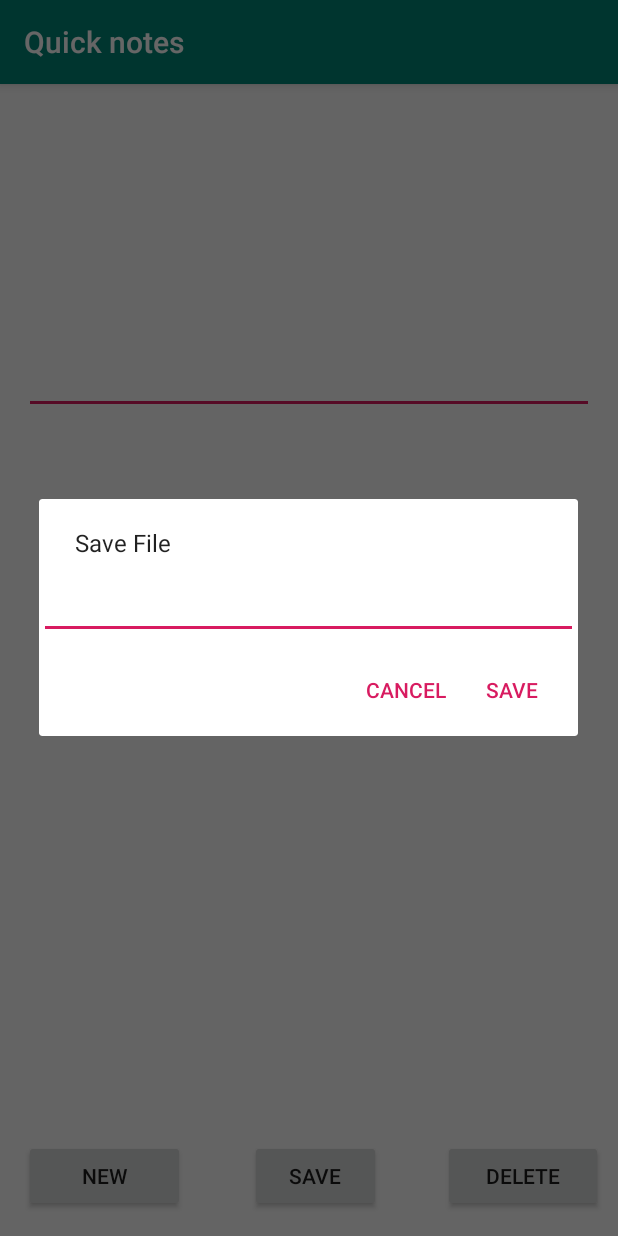
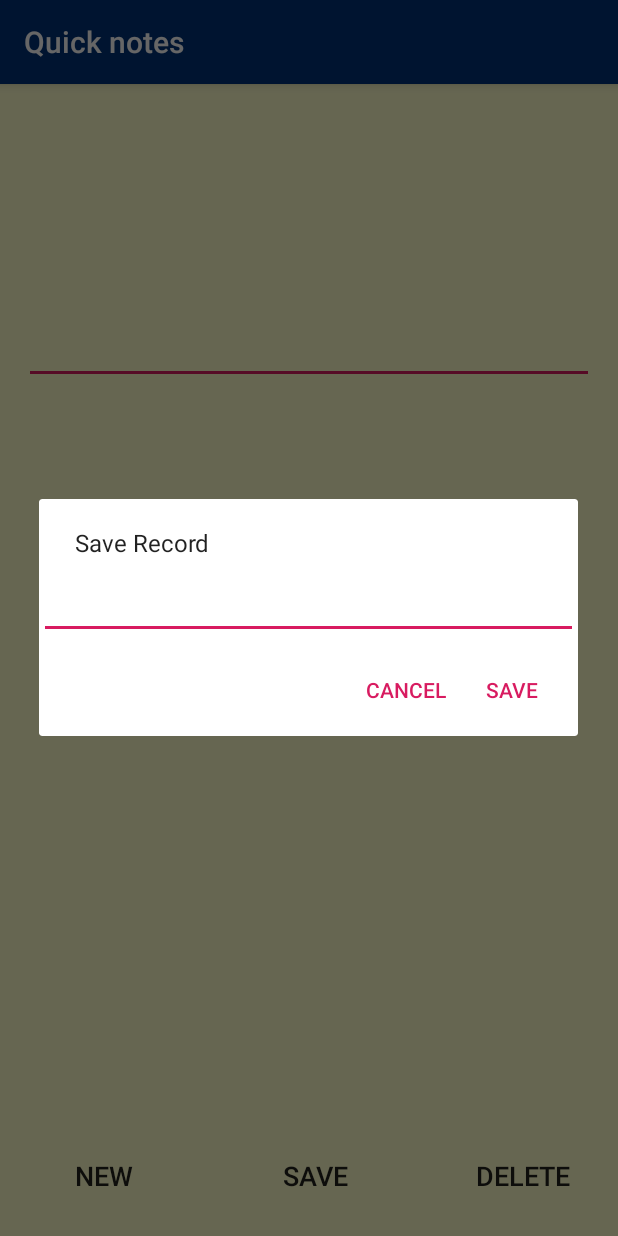
Before and after one commit to Deimant/Android, an Android app: the screen it shows after launch (MainActivity), after a tap on "SAVE", on a phone screen of 412 x 824 dp. Run offline under Robolectric (Android 15) with nearby library versions, the phone set to English and light mode, and no system bars.

Commit message:
Laucher icon changed, buttons appearence changed, small changes applied.

```diff
--- a/app/src/main/java/com/example/arunas/short_code_notepad/MainActivity.java
+++ b/app/src/main/java/com/example/arunas/short_code_notepad/MainActivity.java
@@ -3,6 +3,7 @@ package com.example.arunas.short_code_notepad;
 
 import android.app.AlertDialog;
 import android.content.DialogInterface;
+import android.graphics.Color;
 import android.os.Bundle;
 import android.support.v7.app.AppCompatActivity;
 import android.view.View;
@@ -33,6 +34,7 @@ public class MainActivity extends AppCompatActivity {
     protected void onCreate(Bundle savedInstanceState) {
         super.onCreate(savedInstanceState);
         setContentView(R.layout.activity_main);
+        getWindow().getDecorView().setBackgroundColor(Color.rgb(255, 255, 204));
 
         newButton = (Button) findViewById(R.id.newButton);
         saveButton = (Button) findViewById(R.id.saveButton);
@@ -88,7 +90,7 @@ public class MainActivity extends AppCompatActivity {
         ad.setView(fileName);
 
         if (v.getId() == R.id.saveButton) {
-            ad.setMessage("Save File");
+            ad.setMessage("Save Record");
 
             ad.setPositiveButton("Save", new DialogInterface.OnClickListener() {
                 @Override
@@ -119,7 +121,7 @@ public class MainActivity extends AppCompatActivity {
         }
 
         if (v.getId() == R.id.deleteButton) {
-            ad.setMessage("Delete File");
+            ad.setMessage("Delete Record");
 
             ad.setPositiveButton("Delete", new DialogInterface.OnClickListener() {
                 @Override
--- a/app/src/main/res/layout/activity_main.xml
+++ b/app/src/main/res/layout/activity_main.xml
@@ -8,6 +8,7 @@
 
     <Button
         android:id="@+id/deleteButton"
+        style="@android:style/Widget.Material.Button.Borderless"
         android:layout_width="0dp"
         android:layout_height="wrap_content"
         android:layout_marginStart="41dp"
@@ -17,17 +18,20 @@
         android:layout_marginBottom="16dp"
         android:onClick="buttonAction"
         android:text="@string/deleteButton"
+        android:textSize="18sp"
         app:layout_constraintBottom_toBottomOf="parent"
         app:layout_constraintEnd_toEndOf="parent"
         app:layout_constraintStart_toEndOf="@+id/saveButton" />
 
     <Button
         android:id="@+id/saveButton"
+        style="@style/Widget.AppCompat.Button.Borderless"
         android:layout_width="87dp"
         android:layout_height="wrap_content"
         android:layout_marginBottom="16dp"
         android:onClick="buttonAction"
         android:text="@string/saveButton"
+        android:textSize="18sp"
         app:layout_constraintBottom_toBottomOf="parent"
         app:layout_constraintEnd_toStartOf="@+id/deleteButton"
         app:layout_constraintHorizontal_bias="0.5"
@@ -35,6 +39,7 @@
 
     <Button
         android:id="@+id/newButton"
+        style="@style/Widget.AppCompat.Button.Borderless"
         android:layout_width="0dp"
         android:layout_height="wrap_content"
         android:layout_marginStart="16dp"
@@ -42,8 +47,10 @@
         android:layout_marginEnd="43dp"
         android:layout_marginRight="43dp"
         android:layout_marginBottom="16dp"
+        android:lineSpacingExtra="10sp"
         android:onClick="buttonAction"
         android:text="@string/newButton"
+        android:textSize="18sp"
         app:layout_constraintBottom_toBottomOf="parent"
         app:layout_constraintEnd_toStartOf="@+id/saveButton"
         app:layout_constraintStart_toStartOf="parent" />
@@ -51,13 +58,13 @@
     <EditText
         android:id="@+id/text"
         android:layout_width="0dp"
-        android:layout_height="204dp"
+        android:layout_height="184dp"
         android:layout_marginStart="16dp"
         android:layout_marginLeft="16dp"
         android:layout_marginTop="16dp"
         android:layout_marginEnd="16dp"
         android:layout_marginRight="16dp"
-        android:layout_marginBottom="8dp"
+        android:layout_marginBottom="16dp"
         android:ems="10"
         android:gravity="top"
         android:inputType="textMultiLine"
@@ -75,7 +82,7 @@
         android:layout_marginLeft="16dp"
         android:layout_marginEnd="16dp"
         android:layout_marginRight="16dp"
-        android:layout_marginBottom="8dp"
+        android:layout_marginBottom="16dp"
         app:layout_constraintBottom_toTopOf="@+id/deleteButton"
         app:layout_constraintEnd_toEndOf="parent"
         app:layout_constraintStart_toStartOf="parent"
--- a/app/src/main/res/values/colors.xml
+++ b/app/src/main/res/values/colors.xml
@@ -1,6 +1,10 @@
 <?xml version="1.0" encoding="utf-8"?>
 <resources>
-    <color name="colorPrimary">#008577</color>
-    <color name="colorPrimaryDark">#00574B</color>
+    <!--<color name="colorPrimary">#008577</color>-->
+    <color name="colorPrimary">#003378</color>
+
+    <!--<color name="colorPrimaryDark">#00574B</color>-->
+    <color name="colorPrimaryDark">#0046a4</color>
     <color name="colorAccent">#D81B60</color>
+
 </resources>
--- a/app/src/main/res/values/ic_launcher_background.xml
+++ b/app/src/main/res/values/ic_launcher_background.xml
@@ -1,4 +1,4 @@
 <?xml version="1.0" encoding="utf-8"?>
 <resources>
-    <color name="ic_launcher_background">#FFF6F4</color>
+    <color name="ic_launcher_background">#ffffff</color>
 </resources>
```
